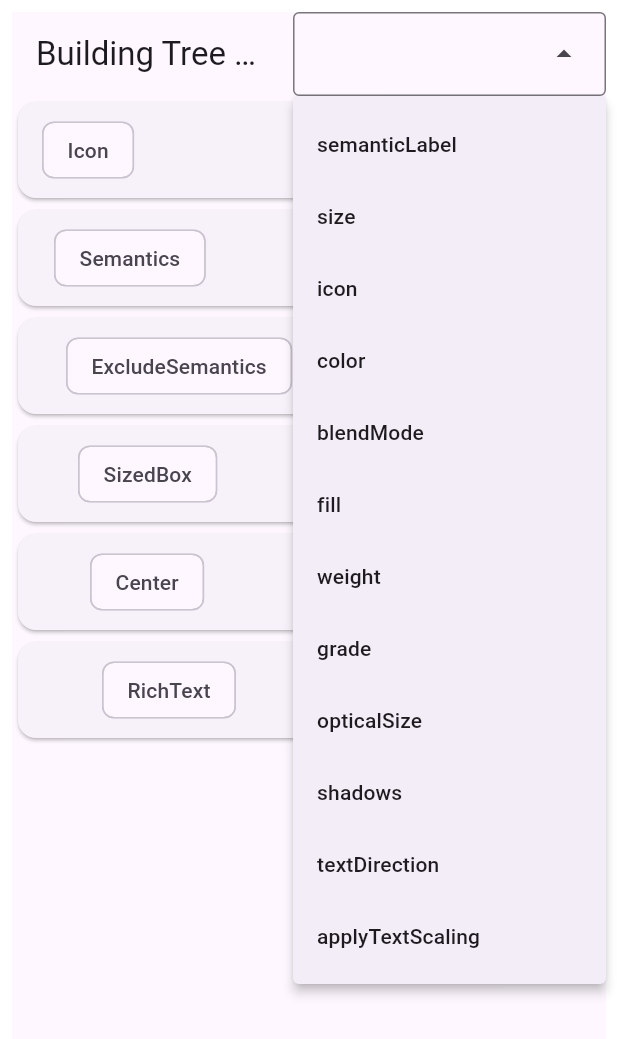
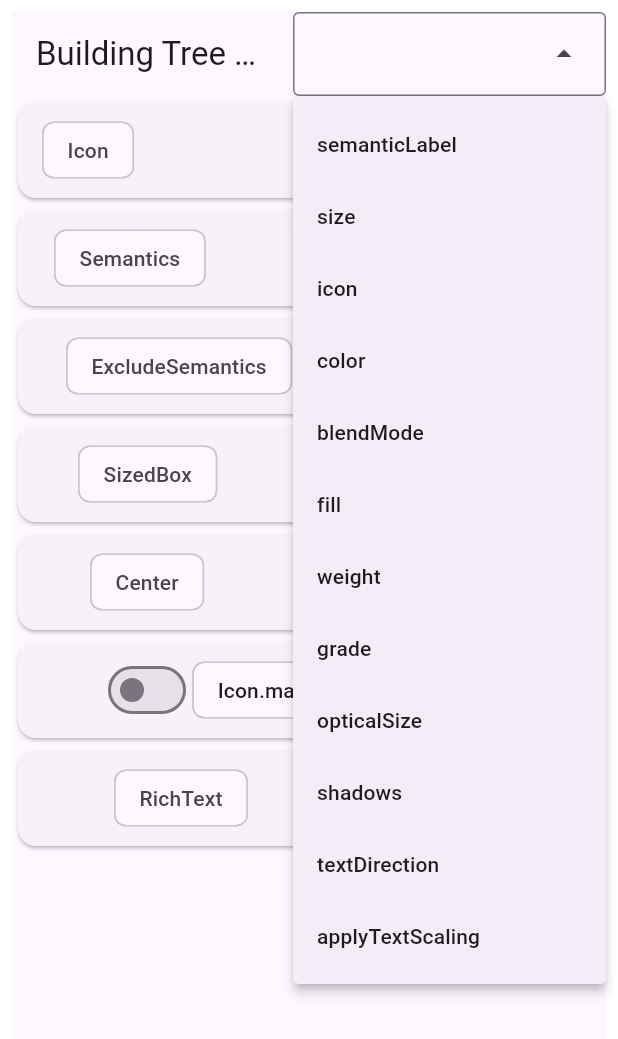
Before and after one commit to Este2013/flutter_catalog, a Flutter app: the WidgetBuildTreeDisplayer screen opened directly, after a tap on "semanticLabel", on a phone screen of 412 x 824 dp. Shown: the top 1039 px of the screen. Run offline on Flutter 3.47's test engine with Material 3 defaults, Android fonts, the phone set to English and light mode, and no system bars; our stand-ins replace flutter_html, flutter_svg, material_symbols_icons.

Commit message:
added conditional tree node

```diff
--- a/lib/material/material_actions/material_actions_ui/icon_button_theme_data.dart
+++ b/lib/material/material_actions/material_actions_ui/icon_button_theme_data.dart
@@ -1,5 +1,4 @@
 import 'package:flutter/material.dart';
-import 'package:flutter_catalog/utils/adaptive_tab_bar.dart';
 import 'package:material_symbols_icons/symbols.dart';
 import 'package:url_launcher/url_launcher.dart';
 
--- a/lib/material/material_home/material_home.dart
+++ b/lib/material/material_home/material_home.dart
@@ -1,5 +1,3 @@
-import 'dart:math';
-
 import 'package:flutter/material.dart';
 import 'package:flutter_catalog/main.dart';
 import 'package:flutter_catalog/material/color_scheme_page.dart';
--- a/lib/material/material_home/material_home_ui/icon_theme_data.dart
+++ b/lib/material/material_home/material_home_ui/icon_theme_data.dart
@@ -2,7 +2,6 @@ import 'dart:math';
 
 import 'package:flutter/material.dart';
 import 'package:material_symbols_icons/symbols.dart';
-import 'package:url_launcher/url_launcher.dart';
 
 import '../../theme_explanations_utils.dart';
 
--- a/lib/widget_dialog.dart
+++ b/lib/widget_dialog.dart
@@ -1,7 +1,6 @@
 import 'dart:math';
 
 import 'package:flutter/material.dart';
-import 'package:flutter_catalog/material/theme_explanations_utils.dart';
 import 'package:flutter_catalog/widget_tree_resolver/icon_data.dart';
 import 'package:material_symbols_icons/material_symbols_icons.dart';
 import 'package:url_launcher/url_launcher.dart';
@@ -331,10 +330,53 @@ class _WidgetBuildTreeDisplayerState extends State<WidgetBuildTreeDisplayer> {
         )),
       ));
 
-  Widget recursiveLayerBuilder({WidgetTreeNodeData? givendata, int depth = 1, List<(int orderLeft, WidgetPropertyData)>? observedProperties}) {
+  Widget recursiveLayerBuilder({TreeNodeData? givendata, int depth = 1, List<(int orderLeft, WidgetPropertyData)>? observedProperties}) {
     var widgetData = givendata ?? widget.data;
+
+    if (widgetData is ConditionalWidgetTreeNodeData) {
+      return AnimatedBuilder(
+        animation: widgetData.conditionFulfilment,
+        builder: (context, child) {
           var buildResolution = widgetData.build();
-
+          return Column(
+            crossAxisAlignment: CrossAxisAlignment.start,
+            children: [
+              Card(
+                child: Padding(
+                  padding: const EdgeInsets.all(8.0),
+                  child: IntrinsicHeight(
+                    child: Padding(
+                      padding: EdgeInsets.only(left: depth * 8.0),
+                      child: Row(
+                        children: [
+                          Switch(value: widgetData.conditionFulfilment.value, onChanged: (v) => widgetData.conditionFulfilment.value = v),
+                          Align(
+                            alignment: Alignment.centerLeft,
+                            child: RichText(
+                              text: TextSpan(
+                                style: Theme.of(context).textTheme.bodyMedium,
+                                children: widgetData.condition,
+                              ),
+                            ),
+                          ),
+                        ],
+                      ),
+                    ),
+                  ),
+                ),
+              ),
+              if (buildResolution != null)
+                recursiveLayerBuilder(
+                  givendata: buildResolution,
+                  depth: depth + 1,
+                  observedProperties: observedProperties,
+                ),
+            ],
+          );
+        },
+      );
+    } else if (widgetData is WidgetTreeNodeData) {
+      var buildResolution = widgetData.build();
       List<WidgetPropertyData> observedLevelProperties = [];
       List<(int orderLeft, WidgetPropertyData)> toPassDown = [];
 
@@ -458,4 +500,6 @@ class _WidgetBuildTreeDisplayerState extends State<WidgetBuildTreeDisplayer> {
         ],
       );
     }
+    return Placeholder();
   }
+}
--- a/lib/widget_tree_resolver/data.dart
+++ b/lib/widget_tree_resolver/data.dart
@@ -1,14 +1,39 @@
 import 'package:flutter/material.dart';
 import 'package:flutter_catalog/material/theme_explanations_utils.dart';
 
-abstract class WidgetTreeNodeData {
-  WidgetTreeNodeData(this.widgetName, {this.child, this.parameters});
+abstract class TreeNodeData {
+  TreeNodeData({this.child});
 
-  WidgetTreeNodeData? build();
+  TreeNodeData? child;
+  TreeNodeData? build();
+}
+
+abstract class WidgetTreeNodeData extends TreeNodeData {
+  WidgetTreeNodeData(this.widgetName, {super.child, this.parameters});
 
   String widgetName;
-  WidgetTreeNodeData? child;
   List<WidgetPropertyData>? parameters;
+}
+
+class ConditionalWidgetTreeNodeData extends TreeNodeData {
+  ConditionalWidgetTreeNodeData({
+    required this.condition,
+    super.child,
+    this.ifFalse,
+    bool defaultCondition = true,
+  }) {
+    conditionFulfilment = ValueNotifier(defaultCondition);
+  }
+
+  late ValueNotifier<bool> conditionFulfilment;
+  List<InlineSpan> condition;
+  TreeNodeData? ifFalse;
+
+  @override
+  TreeNodeData? build() {
+    if (conditionFulfilment.value) return child;
+    return ifFalse;
+  }
 }
 
 // properties
--- a/lib/widget_tree_resolver/icon_data.dart
+++ b/lib/widget_tree_resolver/icon_data.dart
@@ -266,8 +266,20 @@ class IconNodeData extends WidgetTreeNodeData {
         child: ExcludeSemanticsData(
           child: SizedBoxData(
             child: CenterData(
-              child: RichTextData(),
-            ),
+                child: ConditionalWidgetTreeNodeData(
+              condition: [
+                WidgetSpan(
+                    alignment: PlaceholderAlignment.middle,
+                    child: LinkChip(
+                      'Icon.matchTextDirection',
+                      link: 'https://api.flutter.dev/flutter/widgets/IconData/matchTextDirection.html',
+                    )),
+                TextSpan(text: ' is true')
+              ],
+              defaultCondition: false,
+              child: TransformData(child: RichTextData()),
+              ifFalse: RichTextData(),
+            )),
           ),
         ),
       );
--- a/lib/widget_tree_resolver/semantics_data.dart
+++ b/lib/widget_tree_resolver/semantics_data.dart
@@ -10,12 +10,12 @@ class SemanticsData extends WidgetTreeNodeData {
         );
 
   @override
-  WidgetTreeNodeData? build() => child;
+  TreeNodeData? build() => child;
 }
 
 class ExcludeSemanticsData extends WidgetTreeNodeData {
   ExcludeSemanticsData({super.child, super.parameters}) : super('ExcludeSemantics');
 
   @override
-  WidgetTreeNodeData? build() => child;
+  TreeNodeData? build() => child;
 }
```
Also changed, not shown: lib/widget_tree_resolver/basic_widgets_data.dart (+14 -3 lines). Lines whose indentation alone changed are shown as unchanged.
